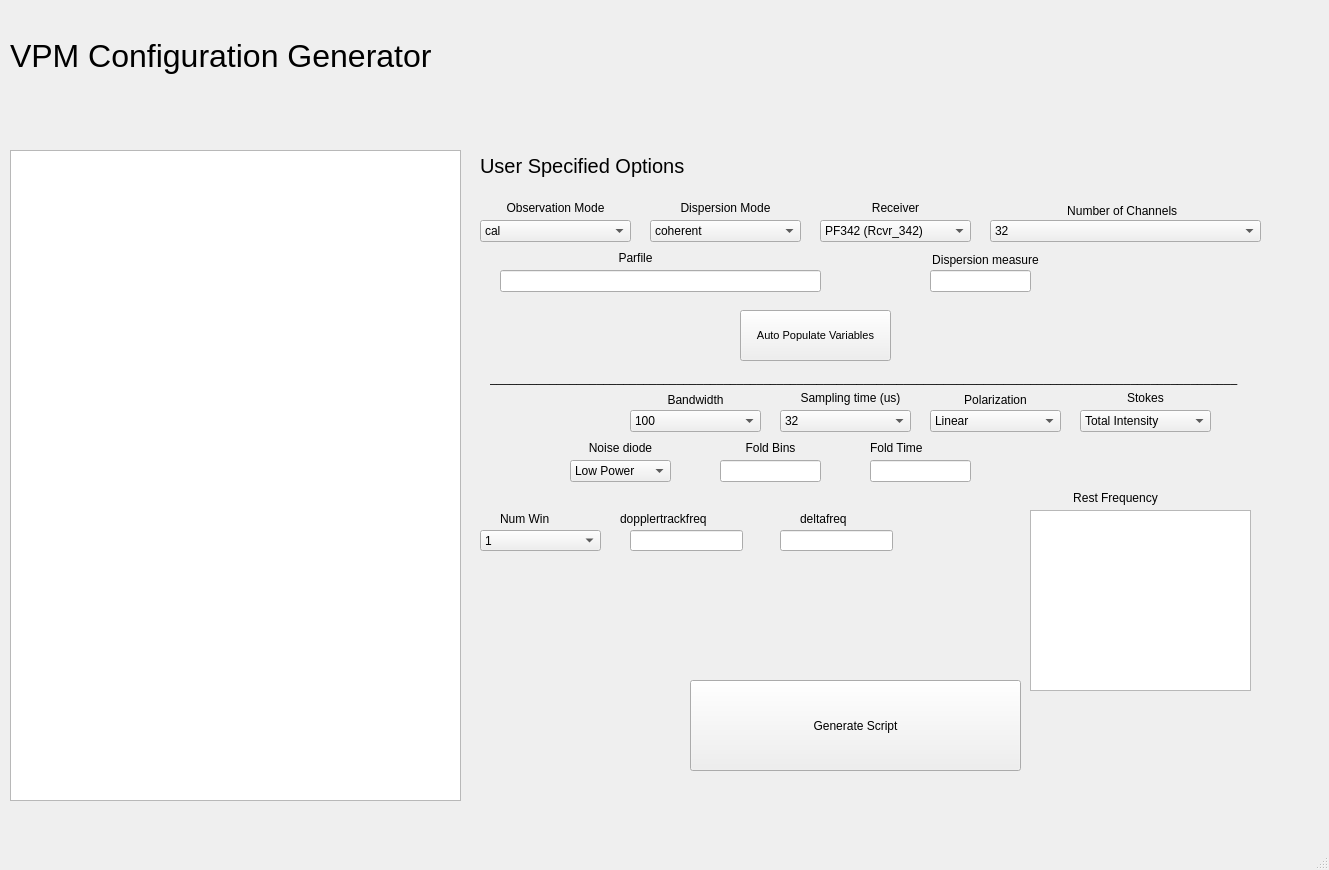
etsmit/VPMgui, file VPM_Config_evan.ui: the form before one commit.
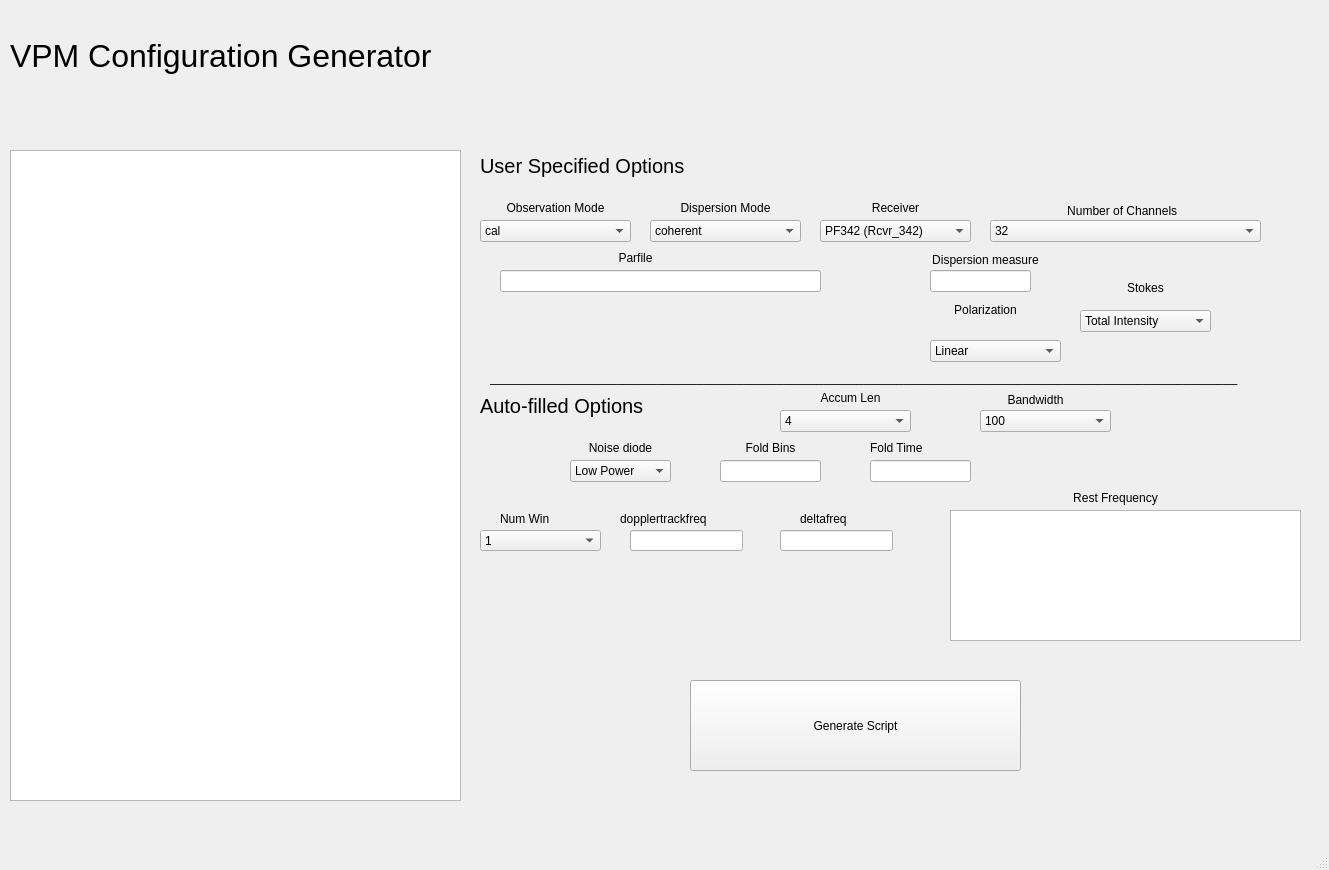
The form after the commit.

Diff of the .ui file:
```diff
--- a/VPM_Config_evan.ui
+++ b/VPM_Config_evan.ui
@@ -128,7 +128,7 @@
     <property name="geometry">
      <rect>
       <x>1080</x>
-      <y>390</y>
+      <y>280</y>
       <width>131</width>
       <height>16</height>
      </rect>
@@ -144,7 +144,7 @@
     <property name="geometry">
      <rect>
       <x>1080</x>
-      <y>410</y>
+      <y>310</y>
       <width>131</width>
       <height>22</height>
      </rect>
@@ -281,7 +281,7 @@
    <widget class="QLabel" name="label_8">
     <property name="geometry">
      <rect>
-      <x>630</x>
+      <x>970</x>
       <y>390</y>
       <width>131</width>
       <height>20</height>
@@ -343,7 +343,7 @@
      </rect>
     </property>
     <property name="text">
-     <string>Sampling time (us)</string>
+     <string>Accum Len</string>
     </property>
     <property name="alignment">
      <set>Qt::AlignCenter</set>
@@ -420,6 +420,21 @@
       <height>22</height>
      </rect>
     </property>
+    <item>
+     <property name="text">
+      <string>4</string>
+     </property>
+    </item>
+    <item>
+     <property name="text">
+      <string>8</string>
+     </property>
+    </item>
+    <item>
+     <property name="text">
+      <string>16</string>
+     </property>
+    </item>
     <item>
      <property name="text">
       <string>32</string>
@@ -469,7 +484,7 @@
    <widget class="QComboBox" name="Band_Width">
     <property name="geometry">
      <rect>
-      <x>630</x>
+      <x>980</x>
       <y>410</y>
       <width>131</width>
       <height>22</height>
@@ -570,8 +585,8 @@
    <widget class="QLabel" name="label_18">
     <property name="geometry">
      <rect>
-      <x>930</x>
-      <y>390</y>
+      <x>920</x>
+      <y>300</y>
       <width>131</width>
       <height>20</height>
      </rect>
@@ -587,7 +602,7 @@
     <property name="geometry">
      <rect>
       <x>930</x>
-      <y>410</y>
+      <y>340</y>
       <width>131</width>
       <height>22</height>
      </rect>
@@ -647,24 +662,6 @@
      <string/>
     </property>
    </widget>
-   <widget class="QPushButton" name="pushButton">
-    <property name="geometry">
-     <rect>
-      <x>740</x>
-      <y>310</y>
-      <width>151</width>
-      <height>51</height>
-     </rect>
-    </property>
-    <property name="font">
-     <font>
-      <pointsize>8</pointsize>
-     </font>
-    </property>
-    <property name="text">
-     <string>Auto Populate Variables</string>
-    </property>
-   </widget>
    <widget class="QLabel" name="label_20">
     <property name="geometry">
      <rect>
@@ -783,13 +780,31 @@
    <widget class="QTextEdit" name="RestFrequency">
     <property name="geometry">
      <rect>
-      <x>1030</x>
+      <x>950</x>
       <y>510</y>
-      <width>221</width>
-      <height>181</height>
+      <width>351</width>
+      <height>131</height>
      </rect>
     </property>
    </widget>
+   <widget class="QLabel" name="label_23">
+    <property name="geometry">
+     <rect>
+      <x>480</x>
+      <y>390</y>
+      <width>281</width>
+      <height>31</height>
+     </rect>
+    </property>
+    <property name="font">
+     <font>
+      <pointsize>15</pointsize>
+     </font>
+    </property>
+    <property name="text">
+     <string>Auto-filled Options</string>
+    </property>
+   </widget>
   </widget>
   <widget class="QMenuBar" name="menubar">
    <property name="geometry">
```
Left out of the diff: 17 changed lines with no effect on the pictures.
